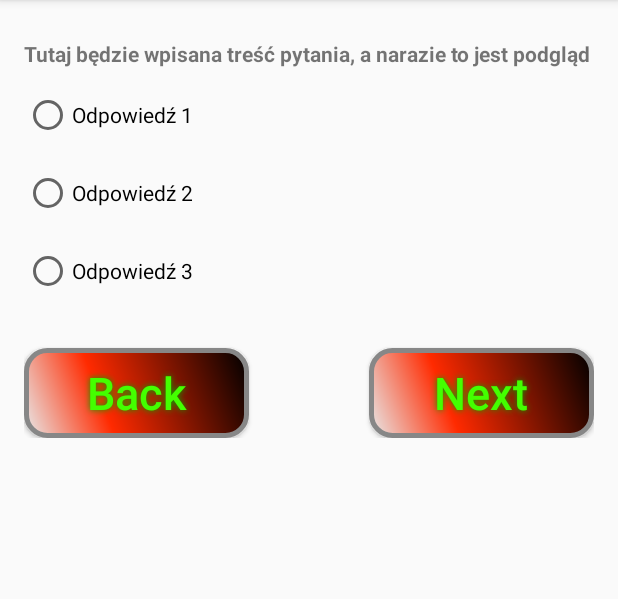
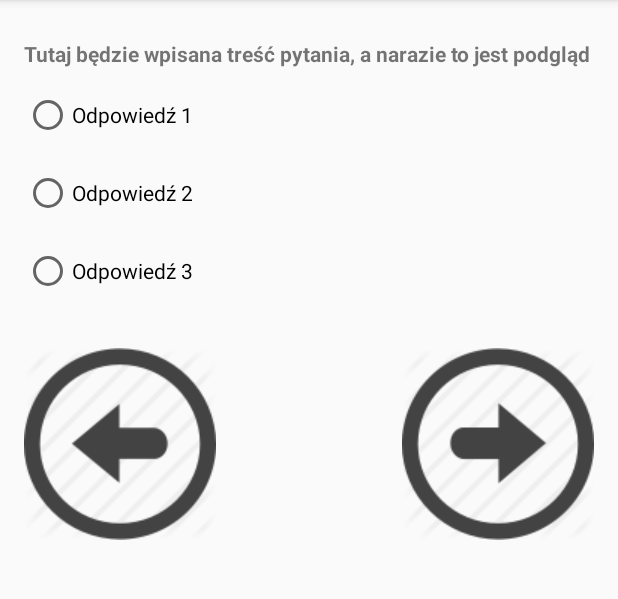
Before and after one commit to radekBaran/QuizAndroid, an Android app: the QuestionActivity screen opened directly, with no data from a screen before it, on a phone screen of 412 x 824 dp, the part 84-683 px from its top. Run offline under Robolectric (Android 15) with nearby library versions, the phone set to English and light mode, and no system bars; our stand-ins replace ButterKnife; 6 statements that could not run were skipped.

Commit message:
Dodano zmiany kosmetyczne

```diff
--- a/app/src/main/java/com/example/radek/quiz/QuestionActivity.java
+++ b/app/src/main/java/com/example/radek/quiz/QuestionActivity.java
@@ -2,6 +2,7 @@ package com.example.radek.quiz;
 
 import android.os.Bundle;
 import android.os.Handler;
+import android.support.v4.content.ContextCompat;
 import android.support.v7.app.AppCompatActivity;
 import android.util.Log;
 import android.widget.Button;
@@ -44,36 +45,6 @@ public class QuestionActivity extends AppCompatActivity {
         mQuestions = (List<Question>) getIntent().getSerializableExtra("questions");
         mAnswersArray = new int[mQuestions.size()];
         refreshQuestionView();
-    }
-
-    @Override
-    protected void onStart() {
-        super.onStart();
-        Log.d("QuestionActivity", "onStart");
-    }
-
-    @Override
-    protected void onResume() {
-        super.onResume();
-        Log.d("QuestionActivity", "onResume");
-    }
-
-    @Override
-    protected void onPause() {
-        super.onPause();
-        Log.d("QuestionActivity", "onPause");
-    }
-
-    @Override
-    protected void onStop() {
-        super.onStop();
-        Log.d("QuestionActivity", "onStop");
-    }
-
-    @Override
-    protected void onDestroy() {
-        super.onDestroy();
-        Log.d("QuestionActivity", "onDestroy");
     }
 
     // Zapis stanu aplikacji przed zniszczeniem starej Activity przy obrocie
@@ -137,7 +108,8 @@ public class QuestionActivity extends AppCompatActivity {
         if (mAnswersArray[mCurrentQuestion] > 0) {
             mAnswers.check(mAnswersArray[mCurrentQuestion]);
         }
-        mNextButton.setText(mCurrentQuestion < mQuestions.size() -1 ? "Next" : "Finish");
+        mNextButton.setBackground((mCurrentQuestion < mQuestions.size() -1 ?
+                ContextCompat.getDrawable(this, R.drawable.next_btn) : ContextCompat.getDrawable(this, R.drawable.finish_btn)));
      }
 
     @OnClick(R.id.btn_previous)
--- a/app/src/main/java/com/example/radek/quiz/QuizResultsDialog.java
+++ b/app/src/main/java/com/example/radek/quiz/QuizResultsDialog.java
@@ -29,7 +29,7 @@ public class QuizResultsDialog extends DialogFragment {
         setCancelable(false);
 
         AlertDialog dialog = new AlertDialog.Builder(getContext())
-                .setTitle("Wynik quizu")
+                .setTitle("Quiz result")
                 .setMessage("Odpowiedziałeś poprawnie na " + correctAnswers + " pytań z " + totalAnswers)
                 .setPositiveButton("OK", new DialogInterface.OnClickListener() {
                     @Override
--- a/app/src/main/java/com/example/radek/quiz/StartActivity.java
+++ b/app/src/main/java/com/example/radek/quiz/StartActivity.java
@@ -78,16 +78,16 @@ public class StartActivity extends AppCompatActivity {
         String name = mName.getText().toString();
         String surname = mSurname.getText().toString();
         if (name.trim().isEmpty()) {
-            mName.setError("Brak imienia !");
+            mName.setError("No name !");
         } else if (surname.trim().isEmpty()) {
-            mSurname.setError("Brak nazwiska !");
+            mSurname.setError("No surname");
             return;
         }
 
         // Sprawdzenie czy wybrano poziom trudności
         int selectedLevel = mSpinner.getSelectedItemPosition();
         if (selectedLevel == 0) {
-            Toast.makeText(this, "Wybierz poziom trudności", Toast.LENGTH_LONG).show();
+            Toast.makeText(this, "Check level", Toast.LENGTH_LONG).show();
             return;
         }
 
--- a/app/src/main/res/drawable/buttonshape.xml
+++ /dev/null
@@ -1,28 +0,0 @@
-<?xml version="1.0" encoding="utf-8"?>
-<shape xmlns:android="http://schemas.android.com/apk/res/android" android:shape="rectangle" >
-    <corners
-        android:radius="14dp"
-        />
-    <gradient
-        android:angle="45"
-        android:centerX="35%"
-        android:centerColor="#FF2A00"
-        android:startColor="#E8E8E8"
-        android:endColor="#000000"
-        android:type="linear"
-        />
-    <padding
-        android:left="0dp"
-        android:top="0dp"
-        android:right="0dp"
-        android:bottom="0dp"
-        />
-    <size
-        android:width="150dp"
-        android:height="60dp"
-        />
-    <stroke
-        android:width="3dp"
-        android:color="#878787"
-        />
-</shape>
--- a/app/src/main/res/layout/activity_question.xml
+++ b/app/src/main/res/layout/activity_question.xml
@@ -56,32 +56,16 @@
             android:id="@+id/btn_previous"
             android:layout_width="wrap_content"
             android:layout_height="wrap_content"
-            android:text="Back"
+            android:background="@drawable/prev_btn"
             android:textAllCaps="false"
-            android:layout_below="@id/answers"
-            android:textColor="#44FF00"
-            android:textSize="30sp"
-            android:background="@drawable/buttonshape"
-            android:shadowColor="#02A802"
-            android:shadowDx="0"
-            android:shadowDy="0"
-            android:shadowRadius="5"/>
+            android:layout_below="@id/answers"/>
         <Button
             android:id="@+id/btn_next"
             android:layout_width="wrap_content"
             android:layout_height="wrap_content"
-            android:text="Next"
-            android:textAllCaps="false"
+            android:background="@drawable/next_btn"
             android:layout_below="@id/answers"
-            android:layout_alignParentRight="true"
-            android:textColor="#44FF00"
-            android:textSize="30sp"
-            android:background="@drawable/buttonshape"
-            android:shadowColor="#02A802"
-            android:shadowDx="0"
-            android:shadowDy="0"
-            android:shadowRadius="5"/>
-
+            android:layout_alignParentRight="true"/>
 
     </RelativeLayout>
 </ScrollView>
```
Also changed, not shown: app/src/main/res/layout/activity_start.xml (+4 -10 lines), app/src/main/res/drawable/finish_btn.png (added), app/src/main/res/drawable/next_btn.png (added), app/src/main/res/drawable/play_button.jpeg (added), app/src/main/res/drawable/prev_btn.png (added), 4 other files.
